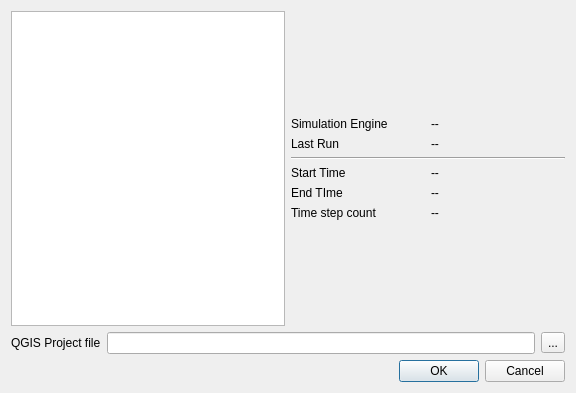
First picture: the form in src/ui/structure2d/reoshydraulicstructureresultexport.ui, repository vcloarec/ReosProject, before the edit.
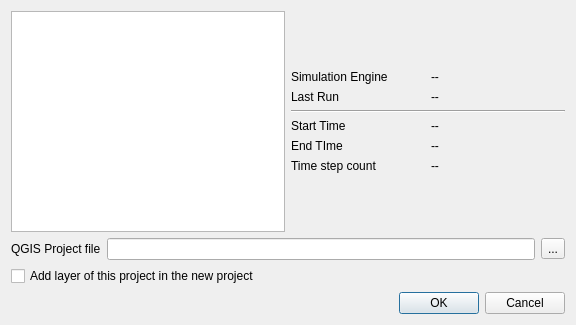
Second picture: the form after the edit. Custom widgets are drawn as their Qt base class.

Commit message: add present layers to exported QGIS project

```diff
--- a/src/ui/structure2d/reoshydraulicstructureresultexport.ui
+++ b/src/ui/structure2d/reoshydraulicstructureresultexport.ui
@@ -7,7 +7,7 @@
     <x>0</x>
     <y>0</y>
     <width>576</width>
-    <height>393</height>
+    <height>325</height>
    </rect>
   </property>
   <property name="windowTitle">
@@ -155,6 +155,20 @@
      </item>
     </layout>
    </item>
+   <item>
+    <layout class="QGridLayout" name="gridLayout_2">
+     <property name="topMargin">
+      <number>0</number>
+     </property>
+     <item row="0" column="0">
+      <widget class="QCheckBox" name="mKeepLayer">
+       <property name="text">
+        <string>Add layer of this project in the new project</string>
+       </property>
+      </widget>
+     </item>
+    </layout>
+   </item>
    <item>
     <widget class="QDialogButtonBox" name="buttonBox">
      <property name="orientation">
```
The commit also changes 11 other files.
